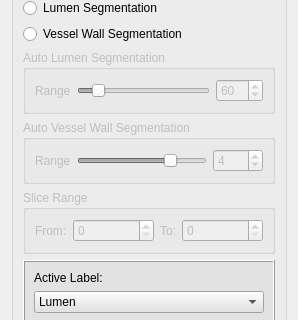
wuzhuobin/PlaqueQuant, file codes/InteractorStyles/QInteractorStyleVesselSegmentation.ui: the form before one commit; both pictures show x 0 to 298 and y 260 to 580 of the 298 by 811 pixel window.
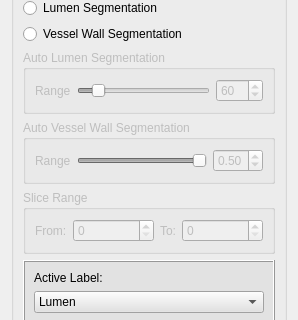
The form after the commit. Icons and pictures are not drawn.

Commit message: Now the QInteractorStyleVesselSegmentation is almost completed. lack of function for multiple filling and maybe the output of lumenSeedsPlacer should changed?

The edit to the form file:
```diff
--- a/codes/InteractorStyles/QInteractorStyleVesselSegmentation.ui
+++ b/codes/InteractorStyles/QInteractorStyleVesselSegmentation.ui
@@ -281,16 +281,19 @@
            <item>
             <widget class="QSlider" name="sliderVesselWallThickness">
              <property name="minimum">
-              <number>1</number>
+              <number>0</number>
              </property>
              <property name="maximum">
-              <number>5</number>
+              <number>3</number>
+             </property>
+             <property name="singleStep">
+              <number>0</number>
              </property>
              <property name="value">
-              <number>4</number>
+              <number>3</number>
              </property>
              <property name="sliderPosition">
-              <number>4</number>
+              <number>3</number>
              </property>
              <property name="orientation">
               <enum>Qt::Horizontal</enum>
@@ -298,7 +301,7 @@
             </widget>
            </item>
            <item>
-            <widget class="QSpinBox" name="spinBoxVesselWallThickness">
+            <widget class="QDoubleSpinBox" name="doubleSpinBoxVesselWallThickness">
              <property name="minimumSize">
               <size>
                <width>50</width>
@@ -311,14 +314,17 @@
                <height>16777215</height>
               </size>
              </property>
-             <property name="minimum">
-              <number>1</number>
+             <property name="decimals">
+              <number>2</number>
              </property>
              <property name="maximum">
-              <number>5</number>
+              <double>3.000000000000000</double>
+             </property>
+             <property name="singleStep">
+              <double>0.100000000000000</double>
              </property>
              <property name="value">
-              <number>4</number>
+              <double>0.500000000000000</double>
              </property>
             </widget>
            </item>
```
Left out of the diff: 34 changed lines with no effect on the pictures. The commit also changes 8 other files.
